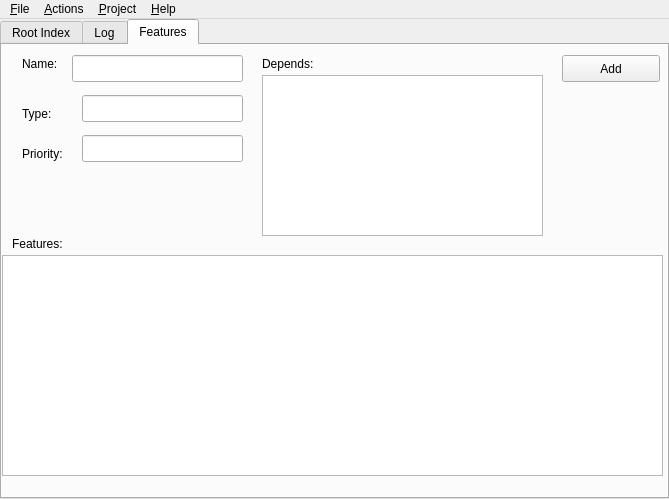
The window that forms/mainwindow.ui (skriticos/nelia1) describes before a commit, drawn with Qt 5.
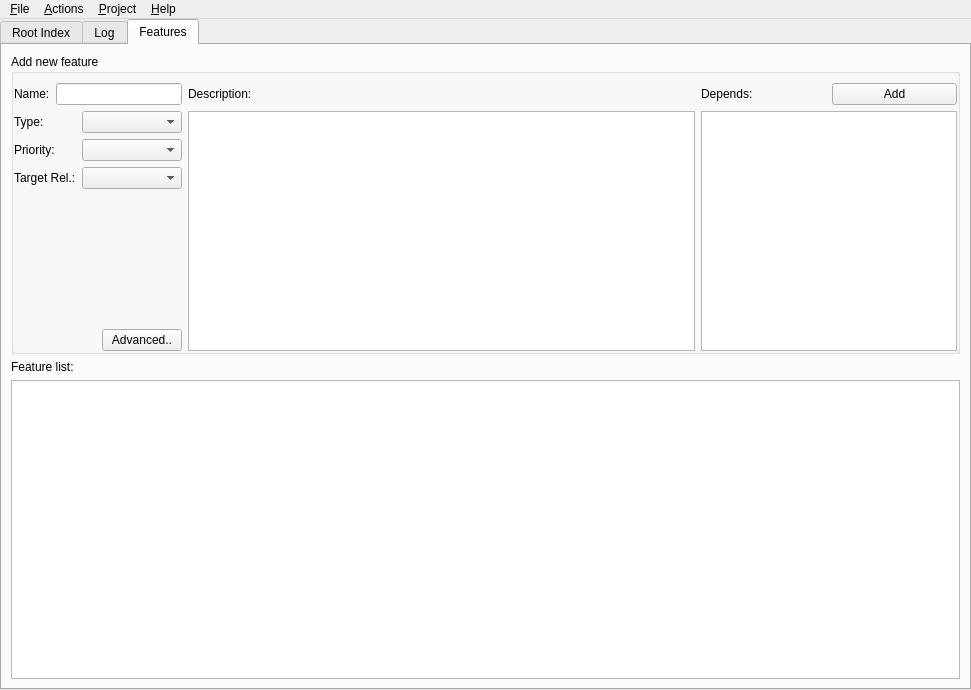
The same window after the commit.

Commit message: Completed feature tab v1

The edit to the form file:
```diff
--- a/forms/mainwindow.ui
+++ b/forms/mainwindow.ui
@@ -6,8 +6,8 @@
    <rect>
     <x>0</x>
     <y>0</y>
-    <width>669</width>
-    <height>499</height>
+    <width>971</width>
+    <height>690</height>
    </rect>
   </property>
   <property name="windowTitle">
@@ -143,146 +143,161 @@
        <attribute name="title">
         <string>Features</string>
        </attribute>
-       <widget class="QTableView" name="tableView">
-        <property name="geometry">
-         <rect>
-          <x>0</x>
-          <y>210</y>
-          <width>661</width>
-          <height>221</height>
-         </rect>
-        </property>
-        <property name="editTriggers">
-         <set>QAbstractItemView::NoEditTriggers</set>
-        </property>
-        <property name="selectionMode">
-         <enum>QAbstractItemView::SingleSelection</enum>
-        </property>
-        <property name="selectionBehavior">
-         <enum>QAbstractItemView::SelectRows</enum>
-        </property>
-        <property name="sortingEnabled">
-         <bool>true</bool>
-        </property>
-       </widget>
-       <widget class="QLabel" name="label_3">
-        <property name="geometry">
-         <rect>
-          <x>10</x>
-          <y>190</y>
-          <width>101</width>
-          <height>17</height>
-         </rect>
-        </property>
-        <property name="text">
-         <string>Features:</string>
-        </property>
-       </widget>
+       <layout class="QGridLayout" name="gridLayout_6">
+        <item row="0" column="0">
+         <widget class="QGroupBox" name="groupBox">
+          <property name="autoFillBackground">
+           <bool>false</bool>
+          </property>
+          <property name="title">
+           <string>Add new feature</string>
+          </property>
+          <property name="flat">
+           <bool>false</bool>
+          </property>
+          <property name="checkable">
+           <bool>false</bool>
+          </property>
+          <layout class="QGridLayout" name="gridLayout_5">
+           <property name="leftMargin">
+            <number>0</number>
+           </property>
+           <property name="topMargin">
+            <number>9</number>
+           </property>
+           <property name="rightMargin">
+            <number>0</number>
+           </property>
+           <property name="bottomMargin">
+            <number>0</number>
+           </property>
+           <item row="0" column="0">
        <widget class="QLabel" name="label_4">
-        <property name="geometry">
-         <rect>
-          <x>20</x>
-          <y>10</y>
-          <width>66</width>
-          <height>17</height>
-         </rect>
-        </property>
         <property name="text">
          <string>Name:</string>
         </property>
        </widget>
-       <widget class="QLineEdit" name="lineEdit">
-        <property name="geometry">
-         <rect>
-          <x>70</x>
-          <y>10</y>
-          <width>171</width>
-          <height>27</height>
-         </rect>
-        </property>
-       </widget>
+           </item>
+           <item row="0" column="1" colspan="3">
+            <widget class="QLineEdit" name="line_feature_name"/>
+           </item>
+           <item row="0" column="4">
+            <widget class="QLabel" name="label_8">
+             <property name="text">
+              <string>Description:</string>
+             </property>
+            </widget>
+           </item>
+           <item row="0" column="5">
+            <widget class="QLabel" name="label_7">
+             <property name="text">
+              <string>Depends:</string>
+             </property>
+            </widget>
+           </item>
+           <item row="0" column="6">
+            <widget class="QPushButton" name="push_feature_add">
+             <property name="text">
+              <string>Add</string>
+             </property>
+            </widget>
+           </item>
+           <item row="1" column="0">
        <widget class="QLabel" name="label_5">
-        <property name="geometry">
-         <rect>
-          <x>20</x>
-          <y>60</y>
-          <width>41</width>
-          <height>17</height>
-         </rect>
-        </property>
         <property name="text">
          <string>Type:</string>
         </property>
        </widget>
-       <widget class="QLineEdit" name="lineEdit_2">
-        <property name="geometry">
-         <rect>
-          <x>80</x>
-          <y>50</y>
-          <width>161</width>
-          <height>27</height>
-         </rect>
-        </property>
-       </widget>
-       <widget class="QPushButton" name="pushButton">
-        <property name="geometry">
-         <rect>
-          <x>560</x>
-          <y>10</y>
-          <width>98</width>
-          <height>27</height>
-         </rect>
-        </property>
-        <property name="text">
-         <string>Add</string>
-        </property>
-       </widget>
+           </item>
+           <item row="1" column="2" colspan="2">
+            <widget class="QComboBox" name="combo_feature_type"/>
+           </item>
+           <item row="1" column="4" rowspan="5">
+            <widget class="QTextEdit" name="text_feature_description"/>
+           </item>
+           <item row="1" column="5" rowspan="5" colspan="2">
+            <widget class="QListView" name="list_feature_depends"/>
+           </item>
+           <item row="2" column="0" colspan="2">
        <widget class="QLabel" name="label_6">
-        <property name="geometry">
-         <rect>
-          <x>20</x>
-          <y>100</y>
-          <width>66</width>
-          <height>17</height>
-         </rect>
-        </property>
         <property name="text">
          <string>Priority:</string>
         </property>
        </widget>
-       <widget class="QLineEdit" name="lineEdit_3">
-        <property name="geometry">
-         <rect>
-          <x>80</x>
-          <y>90</y>
-          <width>161</width>
-          <height>27</height>
-         </rect>
-        </property>
-       </widget>
-       <widget class="QLabel" name="label_7">
-        <property name="geometry">
-         <rect>
-          <x>260</x>
-          <y>10</y>
-          <width>71</width>
-          <height>17</height>
-         </rect>
-        </property>
+           </item>
+           <item row="2" column="2" colspan="2">
+            <widget class="QComboBox" name="combo_feature_priority"/>
+           </item>
+           <item row="3" column="0" colspan="2">
+            <widget class="QLabel" name="label_9">
+             <property name="text">
+              <string>Target Rel.:</string>
+             </property>
+            </widget>
+           </item>
+           <item row="3" column="2" colspan="2">
+            <widget class="QComboBox" name="combo_feature_target_release"/>
+           </item>
+           <item row="4" column="3">
+            <spacer name="verticalSpacer">
+             <property name="orientation">
+              <enum>Qt::Vertical</enum>
+             </property>
+             <property name="sizeHint" stdset="0">
+              <size>
+               <width>20</width>
+               <height>40</height>
+              </size>
+             </property>
+            </spacer>
+           </item>
+           <item row="5" column="1" colspan="2">
+            <spacer name="horizontalSpacer">
+             <property name="orientation">
+              <enum>Qt::Horizontal</enum>
+             </property>
+             <property name="sizeHint" stdset="0">
+              <size>
+               <width>40</width>
+               <height>20</height>
+              </size>
+             </property>
+            </spacer>
+           </item>
+           <item row="5" column="3">
+            <widget class="QPushButton" name="push_feature_advanced">
         <property name="text">
-         <string>Depends:</string>
-        </property>
-       </widget>
-       <widget class="QListView" name="listView">
-        <property name="geometry">
-         <rect>
-          <x>260</x>
-          <y>30</y>
-          <width>281</width>
-          <height>161</height>
-         </rect>
-        </property>
-       </widget>
+              <string>Advanced..</string>
+             </property>
+            </widget>
+           </item>
+          </layout>
+         </widget>
+        </item>
+        <item row="1" column="0">
+         <widget class="QLabel" name="label_3">
+          <property name="text">
+           <string>Feature list:</string>
+          </property>
+         </widget>
+        </item>
+        <item row="2" column="0">
+         <widget class="QTableView" name="table_feature_list">
+          <property name="editTriggers">
+           <set>QAbstractItemView::NoEditTriggers</set>
+          </property>
+          <property name="selectionMode">
+           <enum>QAbstractItemView::SingleSelection</enum>
+          </property>
+          <property name="selectionBehavior">
+           <enum>QAbstractItemView::SelectRows</enum>
+          </property>
+          <property name="sortingEnabled">
+           <bool>true</bool>
+          </property>
+         </widget>
+        </item>
+       </layout>
       </widget>
      </widget>
     </item>
@@ -293,7 +308,7 @@
     <rect>
      <x>0</x>
      <y>0</y>
-     <width>669</width>
+     <width>971</width>
      <height>25</height>
     </rect>
    </property>
```
Lines whose indentation alone changed are shown as unchanged.
